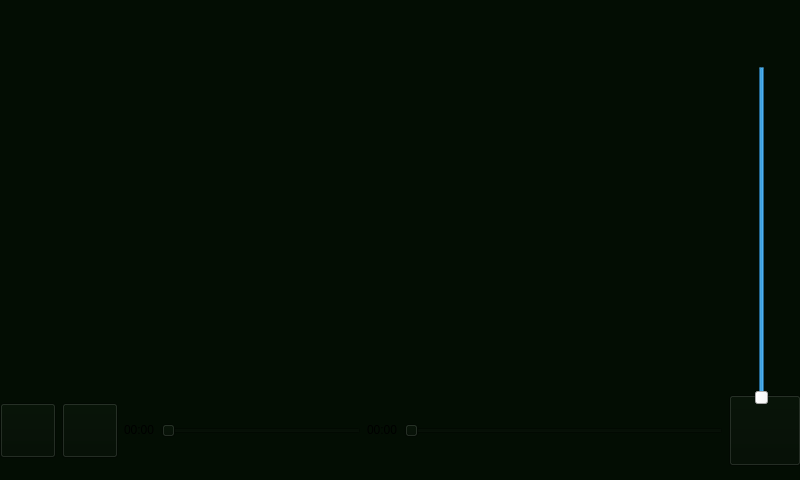
First picture: the form in videonowplayingwindow.ui, repository gidzzz/openmediaplayer, before the edit.
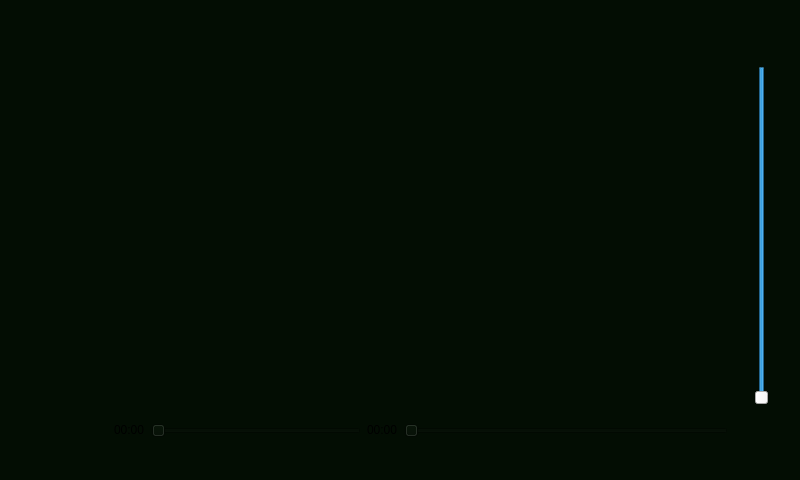
Second picture: the form after the edit. Icons and pictures are not drawn. Custom widgets are drawn as their Qt base class.

```diff
--- a/videonowplayingwindow.ui
+++ b/videonowplayingwindow.ui
@@ -71,6 +71,17 @@
         </property>
         <item>
          <widget class="QToolButton" name="shareButton">
+          <property name="styleSheet">
+           <string notr="true">QToolButton:pressed
+{
+background transparent;
+}
+
+QToolButton
+{
+border: none;
+}</string>
+          </property>
           <property name="text">
            <string/>
           </property>
@@ -84,6 +95,18 @@
         </item>
         <item>
          <widget class="QToolButton" name="deleteButton">
+          <property name="styleSheet">
+           <string notr="true">QToolButton:pressed
+{
+background transparent;
+}
+
+QToolButton
+{
+border: none;
+}
+</string>
+          </property>
           <property name="text">
            <string/>
           </property>
@@ -151,6 +174,17 @@
        </item>
        <item>
         <widget class="QToolButton" name="volumeButton">
+         <property name="styleSheet">
+          <string notr="true">QToolButton:pressed
+{
+background transparent;
+}
+
+QToolButton
+{
+border: none;
+}</string>
+         </property>
          <property name="text">
           <string/>
          </property>
```
